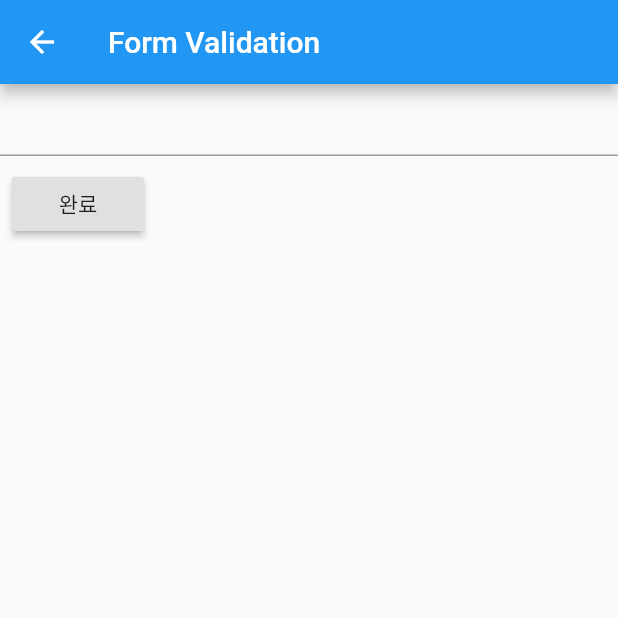
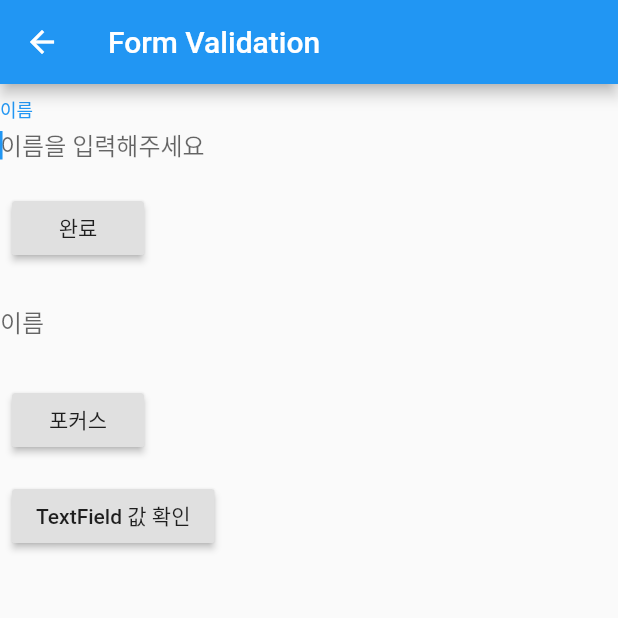
Before and after one commit to Aqudi/Flutter-Cookbook, a Flutter app: the MyFormValidation screen opened directly, on a phone screen of 412 x 824 dp, the top half of it. Run offline on Flutter 3.47's test engine with Material 2 defaults, Android fonts, the phone set to English and light mode, and no system bars; our stand-ins replace fluttertoast; network calls fail.

Commit message:
Add TextField and AlterDialog examples

```diff
--- a/lib/pages/MyFormValidation.dart
+++ b/lib/pages/MyFormValidation.dart
@@ -8,36 +8,103 @@ class MyFormValidation extends StatefulWidget {
 class _MyFormValidationState extends State<MyFormValidation> {
   final _formKey = GlobalKey<FormState>();
 
+  // 포커스를 가지게 하고 싶은 대상에 적용
+  FocusNode nameFocusNode;
+
+  final nameController = TextEditingController();
+
+  @override
+  void initState() {
+    super.initState();
+    // FocusNode 는 initState 에서 초기화해줘야 한다.
+    nameFocusNode = FocusNode();
+  }
+
+  @override
+  void dispose() {
+    // FocusNode 는 dispose 해줘야 한다.
+    nameFocusNode.dispose();
+    nameController.dispose();
+    super.dispose();
+  }
+
   @override
   Widget build(BuildContext context) {
     return Scaffold(
       appBar: AppBar(
         title: Text('Form Validation'),
       ),
-      body: Form(
+      body: SingleChildScrollView(
+        child: Form(
           key: _formKey,
           child: Column(
             crossAxisAlignment: CrossAxisAlignment.start,
             children: <Widget>[
               TextFormField(
+                // 해당 페이지에 들어오면 자동으로 포커스를 잡게된다.
+                autofocus: true,
+
+                // TextField 와 다르게 validator 를 사용할 수 있다.
+                // ignore: missing_return
                 validator: (value) {
                   if (value.isEmpty) {
                     return '아무것도 입력하지 않으셨습니다.';
                   }
                 },
+                decoration: InputDecoration(
+                    hintText: '이름을 입력해주세요',
+                    border: InputBorder.none,
+                    labelText: '이름'),
               ),
               Padding(
                 padding: const EdgeInsets.all(8.0),
                 child: RaisedButton(
                   onPressed: () {
                     if (_formKey.currentState.validate()) {
-                    Scaffold.of(_formKey.currentContext).showSnackBar(SnackBar(content: Text('처리중')));
+                      Scaffold.of(_formKey.currentContext)
+                          .showSnackBar(SnackBar(content: Text('처리중')));
                     }
                   },
                   child: Text('완료'),
                 ),
-            )
+              ),
+              TextField(
+                controller: nameController,
+                onChanged: (text) {
+                  print(text);
+                },
+                focusNode: nameFocusNode,
+                autofocus: true,
+                decoration: InputDecoration(
+                    hintText: '이름을 입력해주세요',
+                    border: InputBorder.none,
+                    labelText: '이름'),
+              ),
+              Padding(
+                  padding: const EdgeInsets.all(8.0),
+                  child: RaisedButton(
+                    onPressed: () {
+                      FocusScope.of(context).requestFocus(nameFocusNode);
+                    },
+                    child: Text('포커스'),
+                  )),
+              Padding(
+                  padding: const EdgeInsets.all(8.0),
+                  child: RaisedButton(
+                    onPressed: () {
+                      print(nameController.text);
+                      showDialog(
+                          context: context,
+                          builder: (context) {
+                            return AlertDialog(
+                              content: Text(nameController.text),
+                            );
+                          });
+                    },
+                    child: Text('TextField 값 확인'),
+                  ))
             ],
+          ),
         ),
       ),
     );
```
Lines whose indentation alone changed are shown as unchanged.
